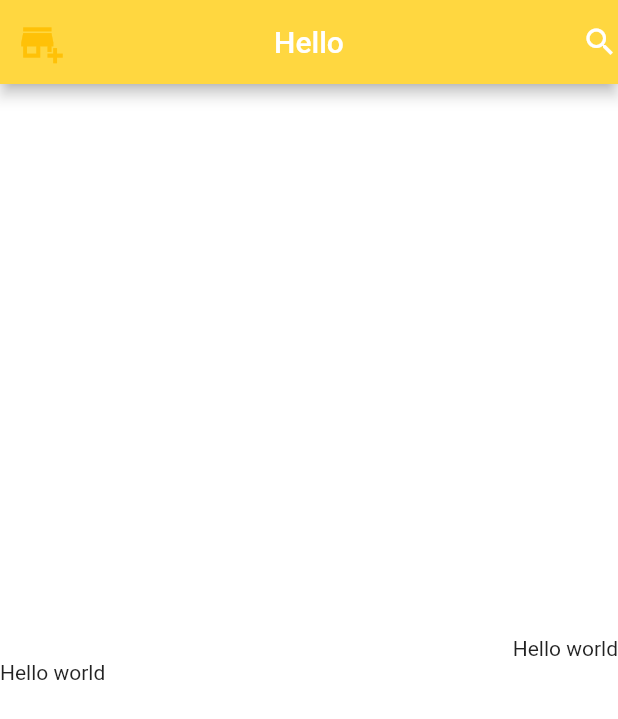
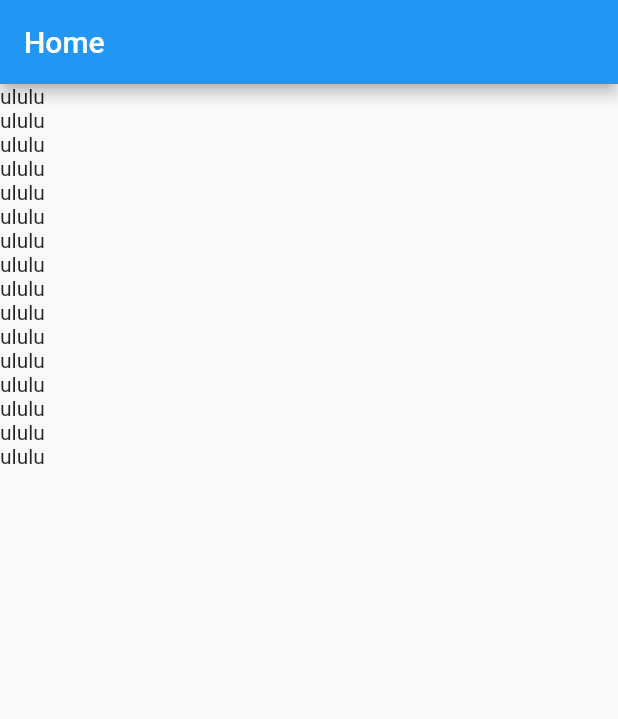
Before and after one commit to sayeedsaadman/first_step, a Flutter app: the screen it shows after launch, on a phone screen of 412 x 824 dp. Shown: the top 719 px of the screen. Run offline on Flutter 3.47's test engine with Material 2 defaults, Android fonts, the phone set to English and light mode, and no system bars.

```diff
--- a/lib/main.dart
+++ b/lib/main.dart
@@ -1,40 +1,78 @@
-
 import 'package:flutter/material.dart';
 
-void main () {
-  runApp(Myapp());
+void main() {
+  // give me some widget
+  runApp(MyApp());
 }
-class Myapp extends StatelessWidget {
+class MyApp extends StatelessWidget {
   @override
   Widget build(BuildContext context) {
-    return  MaterialApp(
-      home: Scaffold(
-        backgroundColor: Colors.white, //set colour to scaffold backgrnd
-        appBar: AppBar(
-          backgroundColor: Colors.amberAccent,
-          centerTitle: true, // appbar er text centre er jnno command
-          title: Text("Hello"),
-          leading: Icon(Icons.add_business,color: Colors.amber,size: 30,), // left side hole leading + size can be added
-          actions: [Icon(Icons.search),], // right hole actions + clr add kra jay
-        ),
-        body: Center(
-            child: Column( //work with col
-              mainAxisAlignment: MainAxisAlignment.center, // edit with main axis
-          crossAxisAlignment: CrossAxisAlignment.end,
-          children: [
-            Text("Hello world"),
-            Row( //work with row
-              mainAxisAlignment: MainAxisAlignment.start,
-              crossAxisAlignment: CrossAxisAlignment.center,
-              children: [
-                Text("Hello"),
-                Text(" world")
-              ],
-            )
-          ],
-        )),
-      ),
-      title: "Valley",
+    return MaterialApp(
+      debugShowCheckedModeBanner: true,
+      home: HomeScreen(),
+      title: 'Ostad app',
     );
   }
 }
+
+class HomeScreen extends StatelessWidget {
+  const HomeScreen({Key? key}) : super(key: key);
+
+  @override
+  Widget build(BuildContext context) {
+    return Scaffold(
+      appBar: AppBar(
+        title: Text('Home'),
+      ),
+      body: ListView(
+        scrollDirection: Axis.vertical,
+        children: [
+          Text("ululu"),
+          Text("ululu"),
+          Text("ululu"),
+          Text("ululu"),
+          Text("ululu"),
+          Text("ululu"),
+          Text("ululu"),
+          Text("ululu"),
+          Text("ululu"),
+          Text("ululu"),
+          Text("ululu"),
+          Text("ululu"),
+          Text("ululu"),
+          Text("ululu"),
+          Text("ululu"),
+          Text("ululu"),
+        ],
+      )
+            /* GestureDetector( //alternative Inkwell .. and gives shadow
+              onTap: (){
+                print("yes");
+              },
+              onDoubleTap: ()
+              {
+                print("ululu");
+              },
+
+              child: Text("HEllo",style: TextStyle(
+                fontSize: 32
+              ),),
+            ) */ //gesturedetector
+           /* InkWell(
+              onTap: ()
+              {
+                print("ss");
+              },
+              borderRadius: BorderRadius.circular(10),
+              child: Text(
+                "hello",style: TextStyle(
+                fontSize: 22
+              ),
+              ),
+            ) */ //inkwell
+
+
+
+    );
+  }
+}
```
